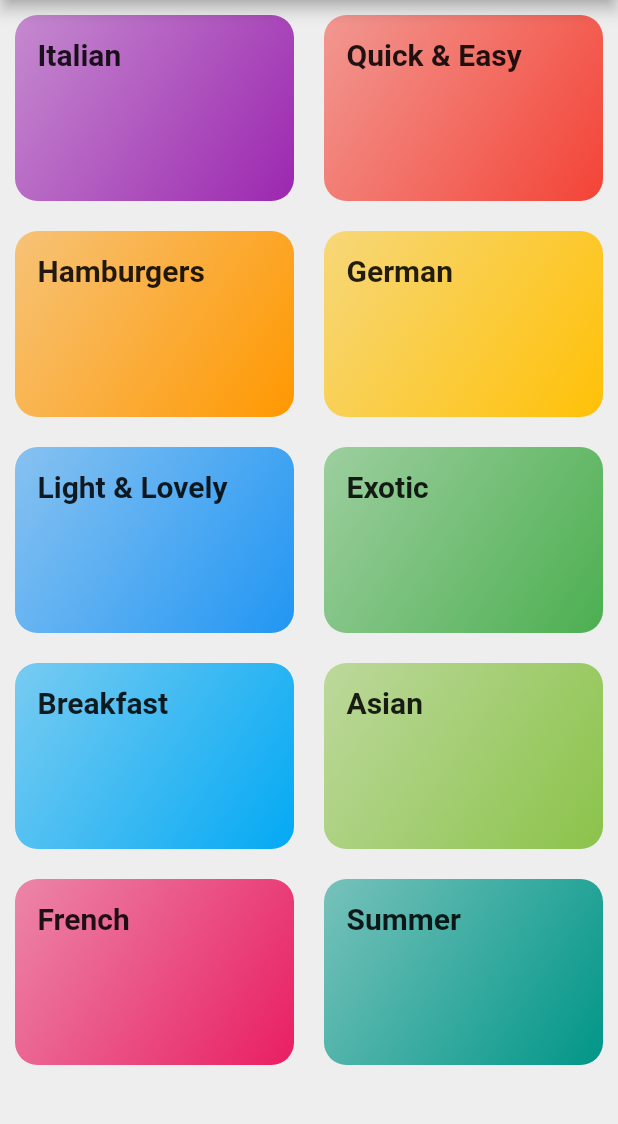
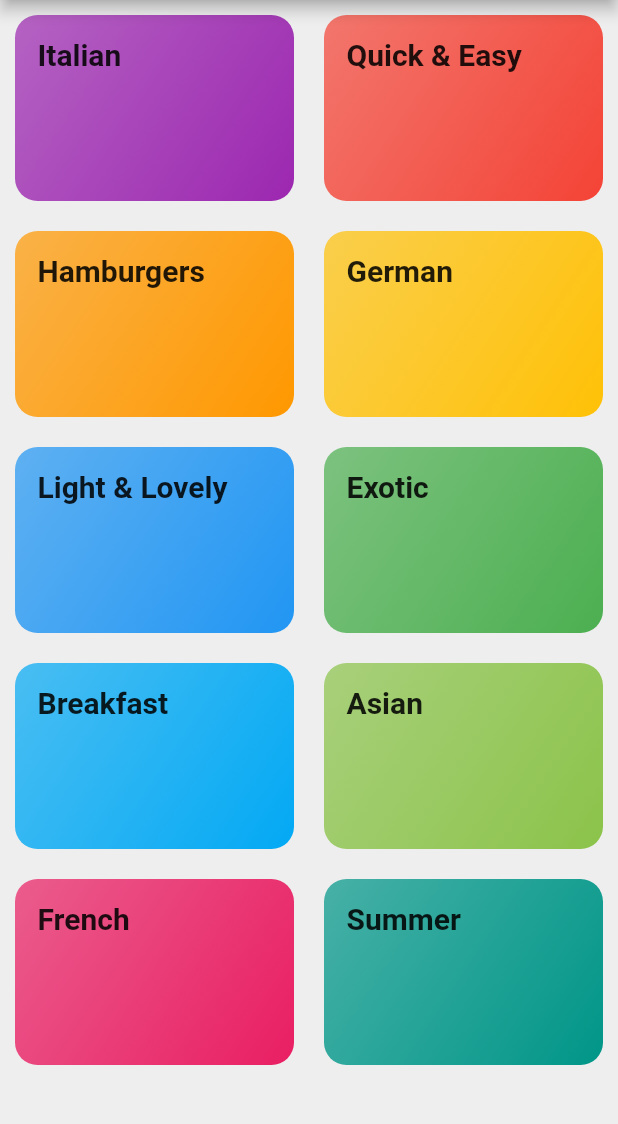
Before and after one commit to masterofboards/meals_app, a Flutter app: the screen it shows after launch, on a phone screen of 412 x 824 dp, the part 84-1208 px from its top. Run offline on Flutter 3.47's test engine with Material 2 defaults, Android fonts, the phone set to English and light mode, and no system bars.

Commit message:
First commit

```diff
--- a/lib/category_item.dart
+++ b/lib/category_item.dart
@@ -27,7 +27,7 @@ class CgItem extends StatelessWidget {
         decoration: BoxDecoration(
             gradient: LinearGradient(
               colors: [
-                color.withOpacity(0.5),
+                color.withOpacity(0.7),
                 color,
               ],
               begin: Alignment.topLeft,
--- a/lib/dummy_data.dart
+++ b/lib/dummy_data.dart
@@ -2,7 +2,7 @@ import 'package:flutter/foundation.dart';
 import 'package:flutter/material.dart';
 import 'package:mealsapp/categories.dart';
 
-import './model.dart';
+import './cg_model.dart';
 
 const DummyCategories = const [
   Model(
--- a/lib/main.dart
+++ b/lib/main.dart
@@ -27,7 +27,7 @@ class MyApp extends StatelessWidget {
 
       home: Categories(),
       routes: {
-        '/meals':(ctx) => Meals(),
+        '/meals':(_) => Meals(),
       },
     );
   }
```
Also changed, not shown: lib/cg_model.dart (renamed from lib/model.dart), lib/recipe_model.dart (added), 1 other file.
